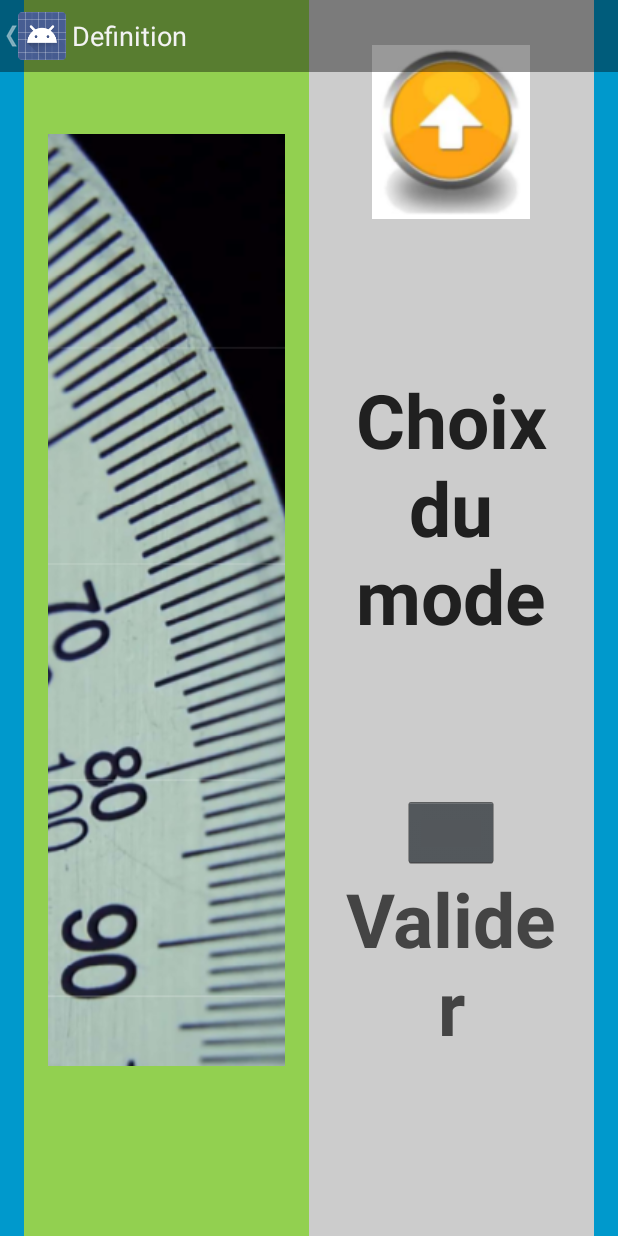
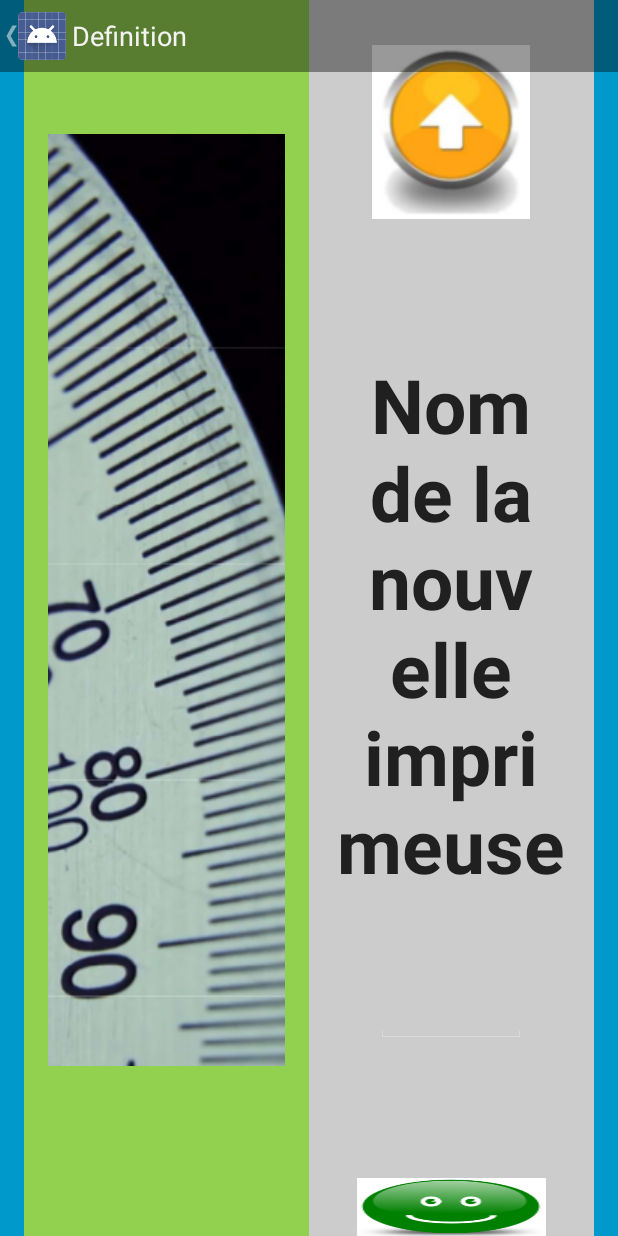
Before and after one commit to alexandre-mazel/AndroidStudioProjects, an Android app: the Definition screen opened directly, with no data from a screen before it, on a phone screen of 412 x 824 dp. Run offline under Robolectric (Android 15) with nearby library versions, the light colour scheme and no system bars.

Commit message:
quelques ecrans meilleurs

```diff
--- /dev/null
+++ b/Blangle/app/src/main/java/com/electronoos/blangle/CinematicElement.java
@@ -0,0 +1,9 @@
+package com.electronoos.blangle;
+
+/**
+ * Created by a on 29/05/16.
+ */
+public class CinematicElement {
+
+    private int nType_;
+}
--- a/Blangle/app/src/main/java/com/electronoos/blangle/Definition.java
+++ b/Blangle/app/src/main/java/com/electronoos/blangle/Definition.java
@@ -8,10 +8,15 @@ import android.content.Intent;
 import android.os.Build;
 import android.os.Bundle;
 import android.os.Handler;
+import android.text.Layout;
 import android.view.MotionEvent;
 import android.view.View;
 import android.view.MenuItem;
 import android.support.v4.app.NavUtils;
+import android.view.WindowManager;
+import android.widget.EditText;
+import android.widget.LinearLayout;
+import android.widget.TextView;
 
 
 /**
@@ -48,6 +53,19 @@ public class Definition extends Activity {
      * The instance of the {@link SystemUiHider} for this activity.
      */
     private SystemUiHider mSystemUiHider;
+
+    ////////////////////////////////////////////////
+    // current element
+    /////////////////////////////////////
+
+    //private CinematicElement el;
+    private Printeuse mPt; // current printeuse being defined
+
+    // interface element
+    private TextView mTxtTitle;
+    private EditText mTxtEdit1;
+    private LinearLayout mLayoutMeasureEdit1;
+    private EditText mMeasureEdit1;
 
     @Override
     protected void onCreate(Bundle savedInstanceState) {
@@ -117,6 +135,15 @@ public class Definition extends Activity {
         // operations to prevent the jarring behavior of controls going away
         // while interacting with the UI.
         findViewById(R.id.dummy_button).setOnTouchListener(mDelayHideTouchListener);
+
+        // get interface objects
+        mPt = new Printeuse();
+        mTxtTitle = (TextView) findViewById(R.id.def_desc);
+        mTxtEdit1 = (EditText) findViewById(R.id.edittext_1);
+        mLayoutMeasureEdit1 = (LinearLayout) findViewById(R.id.layout_measure_1);
+        mMeasureEdit1 = (EditText) findViewById(R.id.editmeasure_1);
+        updateInterface();
+        getWindow().setSoftInputMode(WindowManager.LayoutParams.SOFT_INPUT_STATE_HIDDEN);
     }
 
     @Override
@@ -195,4 +222,49 @@ public class Definition extends Activity {
         Intent intent = new Intent(this, Menu.class);
         startActivity(intent);
     }
+
+    public void onValidate(View view) {
+        updateInterface();
+    }
+
+    protected void updateInterface()
+    {
+        // update interface relatively to current printeuse state
+        mPt.updateEditStep();
+        int nStep = mPt.getEditStep();
+        if( nStep == mPt.EDIT_STEP_NAME )
+        {
+            mTxtTitle.setText(R.string.def_title_printeuse_name);
+            mLayoutMeasureEdit1.setVisibility(View.GONE);
+            mTxtEdit1.setVisibility(View.VISIBLE);
+            mTxtEdit1.setText("");
+        }
+        if( nStep == mPt.EDIT_STEP_REFERENCE )
+        {
+            mTxtTitle.setText( R.string.def_title_reference );
+            mTxtEdit1.setVisibility(View.GONE);
+            mLayoutMeasureEdit1.setVisibility(View.VISIBLE);
+            mMeasureEdit1.setText("");
+        }
+        if( nStep == mPt.EDIT_STEP_DEV_CYL )
+        {
+            mTxtTitle.setText( R.string.def_title_dev_cyl );
+            mMeasureEdit1.setText("");
+        }
+        if( nStep == mPt.EDIT_STEP_LONG_RACLE )
+        {
+            mTxtTitle.setText( R.string.def_title_long_racle );
+            mMeasureEdit1.setText("");
+        }
+        if( nStep == mPt.EDIT_STEP_CINEMATIC_CHOICE )
+        {
+            mTxtTitle.setText( R.string.def_title_cin_choice );
+            mMeasureEdit1.setText("");
+        }
+        if( nStep == mPt.EDIT_STEP_CINEMATIC_UPPER )
+        {
+            mTxtTitle.setText( R.string.def_title_cin_upper );
+            mMeasureEdit1.setText("");
+        }
+    }
 }
--- /dev/null
+++ b/Blangle/app/src/main/java/com/electronoos/blangle/Printeuse.java
@@ -0,0 +1,41 @@
+package com.electronoos.blangle;
+
+/**
+ * Created by a on 29/05/16.
+ */
+public class Printeuse {
+
+    private static final int NBR_MAX_CINEMATIC_ELEMENT = 16;
+
+    private String strName_;
+    private float refA_; // mm
+    private float refB_; // mm
+    private float refC_; // mm
+    private CinematicElement[] aEl_;
+
+    public static final int EDIT_STEP_INIT = 0;
+    public static final int EDIT_STEP_NAME = 1;
+    public static final int EDIT_STEP_REFERENCE = 2;
+    public static final int EDIT_STEP_DEV_CYL = 3;
+    public static final int EDIT_STEP_LONG_RACLE = 4;
+    public static final int EDIT_STEP_CINEMATIC_CHOICE = 5;
+    public static final int EDIT_STEP_CINEMATIC_UPPER = 6;
+
+    private int nEditStep_; //
+
+    public Printeuse()
+    {
+        aEl_ = new CinematicElement[NBR_MAX_CINEMATIC_ELEMENT];
+        nEditStep_ = EDIT_STEP_INIT;
+    }
+
+    public void updateEditStep()
+    {
+        nEditStep_ += 1;
+    }
+    public int getEditStep() //const
+    {
+        return nEditStep_;
+    }
+
+}
--- a/Blangle/app/src/main/res/layout/activity_definition.xml
+++ b/Blangle/app/src/main/res/layout/activity_definition.xml
@@ -69,10 +69,10 @@
 
             <Space
                 android:layout_width="1dp"
-                android:layout_height="100dp"/>
+                android:layout_height="90dp"/>
 
 
-            <TextView android:id="@+id/menu_desc" android:layout_width="match_parent"
+            <TextView android:id="@+id/def_desc" android:layout_width="match_parent"
                 android:layout_height="wrap_content" android:keepScreenOn="true" android:textColor="@color/pagetitle"
                 android:textStyle="bold" android:textSize="50sp" android:gravity="center"
                 android:text="@string/menu_txt_desc" />
@@ -80,13 +80,81 @@
 
                 <Space
                     android:layout_width="1dp"
-                    android:layout_height="100dp"/>
+                    android:layout_height="30dp"/>
+
+            <!-- Various widget -->
+            <EditText
+                android:id="@+id/edittext_1"
+                android:layout_width="100dp"
+                android:layout_height="wrap_content"
+                android:ems="20"
+                android:layout_gravity="center"
+                android:text="text1"
+                android:textSize="40sp"
+                android:inputType="text" />
+
+            <Space
+                android:layout_width="1dp"
+                android:layout_height="30dp"/>
+
+            <LinearLayout xmlns:android="http://schemas.android.com/apk/res/android"
+                android:id="@+id/layout_measure_1"
+                android:layout_width="match_parent"
+                android:layout_height="200dp"
+                android:paddingLeft="16dp"
+                android:paddingRight="16dp"
+                android:layout_weight="80"
+                android:background="#888888"
+                android:layout_gravity="center"
+                android:orientation="horizontal" >
+
+                <EditText
+                    android:id="@+id/editmeasure_1"
+                    android:layout_width="100dp"
+                    android:layout_height="wrap_content"
+                    android:ems="20"
+                    android:layout_gravity="center_horizontal"
+                    android:text=""
+                    android:textSize="40sp"
+                    android:inputType="number" />
+
+                <TextView android:id="@+id/unitmeasure_1"
+                    android:layout_width="wrap_content"
+                    android:layout_height="wrap_content"
+                    android:layout_gravity="center"
+                    android:textColor="@color/pagetitle"
+                    android:textStyle="normal"
+                    android:textSize="40sp"
+                    android:text="@string/def_unit_mm" /> <!-- textStyle can be "bold" -->
+
+            </LinearLayout>
+
+
+
+            <Space
+                android:layout_width="1dp"
+                android:layout_height="60dp"/>
+
+            <!-- Validate button -->
+
+
+            <LinearLayout xmlns:android="http://schemas.android.com/apk/res/android"
+                android:id="@+id/layout_validate"
+                android:layout_width="match_parent"
+                android:layout_height="200dp"
+                android:paddingLeft="16dp"
+                android:paddingRight="16dp"
+                android:layout_weight="80"
+                android:background="#cccccc"
+                android:layout_gravity="bottom"
+                android:orientation="vertical" >
 
                 <Button
                     android:layout_width="wrap_content"
                     android:layout_height="wrap_content"
-                    android:src="@drawable/icon_yes_sm"
+                    android:background="@drawable/icon_yes_sm"
                     android:layout_gravity="center"
+                    android:onClick="onValidate" />
                     />
 
                 <TextView android:id="@+id/button_txt" android:layout_width="wrap_content"
@@ -94,6 +162,8 @@
                     android:textStyle="bold" android:textSize="50sp" android:gravity="center"
                     android:layout_gravity="center"
                     android:text="@string/button_txt_validate" />
+
+            </LinearLayout>
 
         </LinearLayout>
     </LinearLayout>
--- a/Blangle/app/src/main/res/values/strings.xml
+++ b/Blangle/app/src/main/res/values/strings.xml
@@ -12,4 +12,13 @@
 
     <string name="button_txt_validate">Valider</string>
     <string name="button_txt_modify">Corriger</string>
+
+    <string name="def_title_printeuse_name">Nom de la nouvelle imprimeuse</string>
+    <string name="def_title_reference">Mesure de la référence</string>
+    <string name="def_title_dev_cyl">Développement du cylindre</string>
+    <string name="def_title_long_racle">Longueur de la racle</string>
+    <string name="def_title_cin_choice">Choix du mouvement</string>
+    <string name="def_title_cin_upper">Definition du monte baisse</string>
+    <string name="def_unit_mm">mm</string>
+
 </resources>
```
Also changed, not shown: Blangle/app/src/main/res/drawable/icon_yes_med.png (added), Blangle/app/src/main/res/drawable/icon_yes_sm.png.
